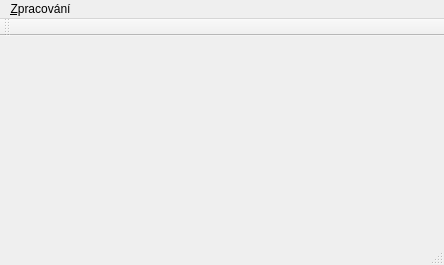
First picture: the form in samko_qt/mainwindow.ui, repository komackaj/samko, before the edit.
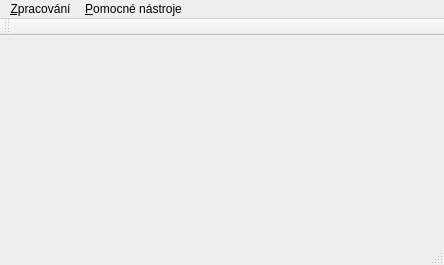
Second picture: the form after the edit.

Patch:
```diff
--- a/samko_qt/mainwindow.ui
+++ b/samko_qt/mainwindow.ui
@@ -20,7 +20,7 @@
      <x>0</x>
      <y>0</y>
      <width>444</width>
-     <height>20</height>
+     <height>19</height>
     </rect>
    </property>
    <widget class="QMenu" name="menu_Processing">
@@ -29,7 +29,14 @@
     </property>
     <addaction name="action_Calibration"/>
    </widget>
+   <widget class="QMenu" name="menuPomocn_n_stroje">
+    <property name="title">
+     <string>&amp;Pomocné nástroje</string>
+    </property>
+    <addaction name="actionEllipseTargetRefiner"/>
+   </widget>
    <addaction name="menu_Processing"/>
+   <addaction name="menuPomocn_n_stroje"/>
   </widget>
   <widget class="QToolBar" name="mainToolBar">
    <attribute name="toolBarArea">
```
Left out of the diff: 5 changed lines with no effect on the pictures.
